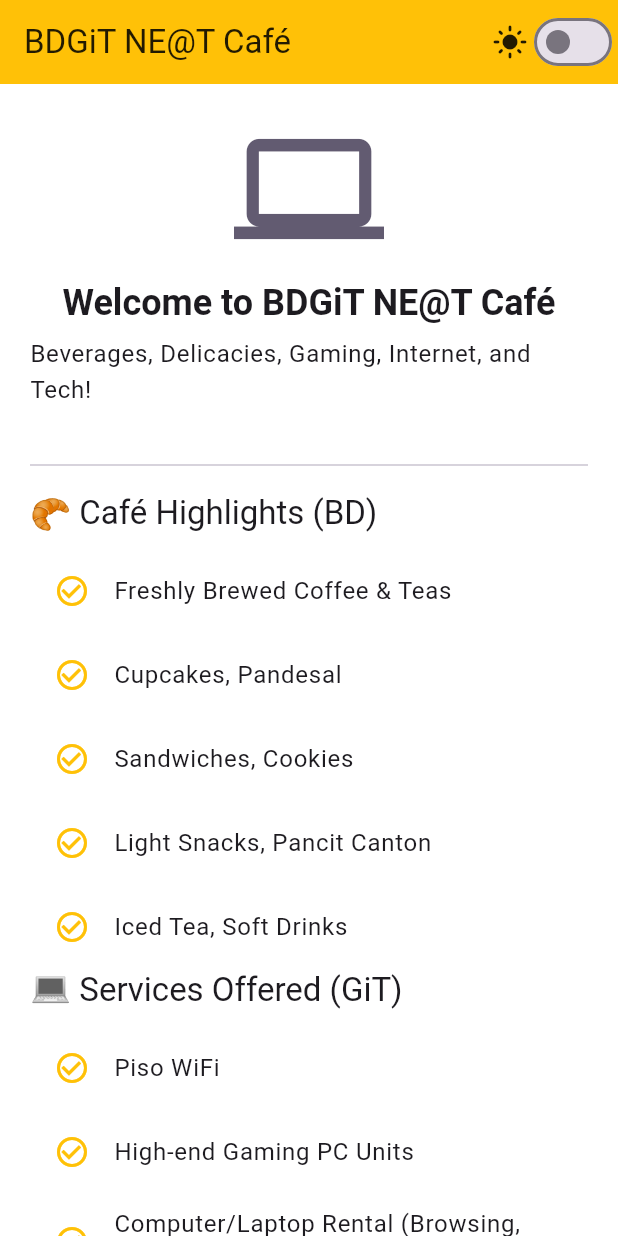
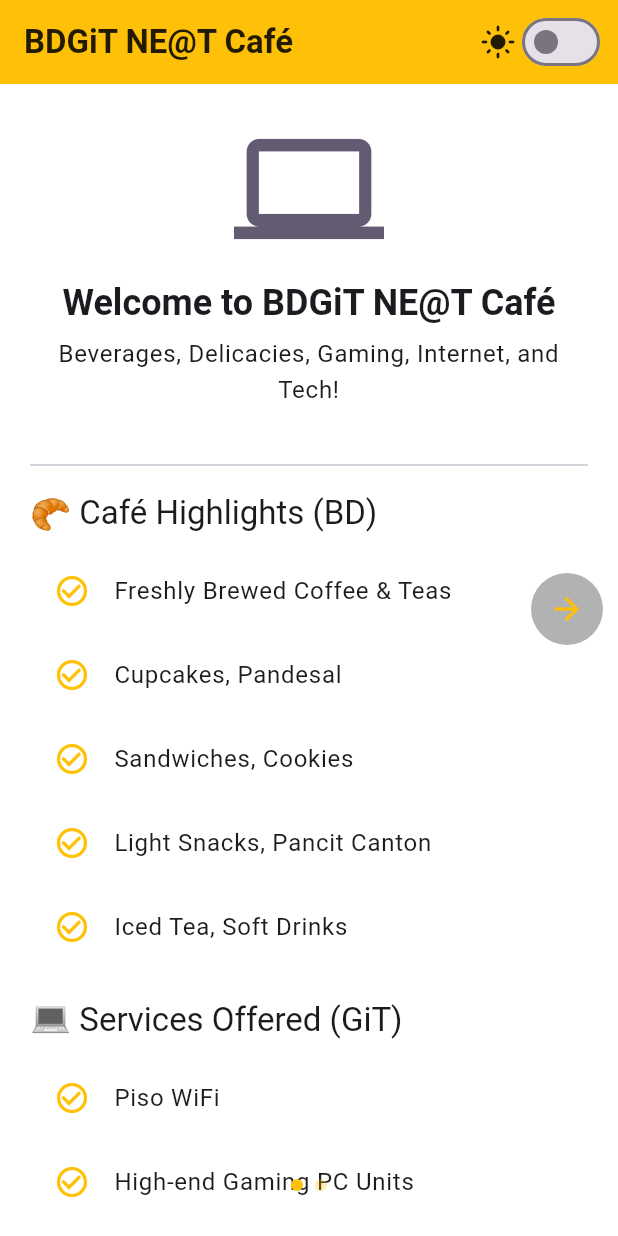
Before and after one commit to Cy2Kin3sis/NetCafeAd, a Flutter app: the screen it shows after launch, on a phone screen of 412 x 824 dp. Run offline on Flutter 3.47's test engine with Material 3 defaults, Android fonts, the phone set to English and light mode, and no system bars; our stand-ins replace shared_preferences.

Commit message:
Reusable AppBar implementation

```diff
--- a/lib/home.dart
+++ b/lib/home.dart
@@ -1,71 +1,79 @@
 import 'package:flutter/material.dart';
+import 'screens.dart';
+import 'widgets.dart';
 
 class BDGiT extends StatefulWidget {
   final Function(bool) onThemeChanged;
   final ThemeMode themeMode;
+
   const BDGiT({super.key, required this.onThemeChanged, required this.themeMode});
 
   @override
   BDGiTState createState() => BDGiTState();
 }
-
 class BDGiTState extends State<BDGiT> {
   final PageController _pageController = PageController();
-
   int _currentPage = 0;
 
+  // Get the list of pages
+  List<Widget> get _pages => [_buildCafeInfoPage(), _buildMeetTheTeamPage()];
+
   void _nextPage() {
-    if (_currentPage < 2) {
+    if (_currentPage < _pages.length - 1) {
       setState(() => _currentPage++);
-      _pageController.animateToPage(_currentPage, duration: const Duration(milliseconds: 300), curve: Curves.easeInOut);
+      _pageController.animateToPage(
+        _currentPage,
+        duration: const Duration(milliseconds: 300),
+        curve: Curves.easeInOut,
+      );
     }
   }
 
   void _previousPage() {
     if (_currentPage > 0) {
       setState(() => _currentPage--);
-      _pageController.animateToPage(_currentPage, duration: const Duration(milliseconds: 300), curve: Curves.easeInOut,
+      _pageController.animateToPage(
+        _currentPage,
+        duration: const Duration(milliseconds: 300),
+        curve: Curves.easeInOut,
       );
     }
   }
 
   @override
-  Widget build(BuildContext context) {
+  void dispose() {
+    _pageController.dispose();
+    super.dispose();
+  }
+
+  Widget _buildCafeInfoPage() {
     final isDark = widget.themeMode == ThemeMode.dark;
-
     return Scaffold(
-      appBar: AppBar(
-        title: const Text('BDGiT NE@T Café'),
-        actions: [
-          Row(
-            children: [
-              Icon(isDark ? Icons.dark_mode : Icons.light_mode),
-              Switch(
-                value: isDark,
-                onChanged: widget.onThemeChanged,
-                activeColor: Colors.amber,
-              ),
-            ],
-          ),
-        ],
-      ),
+      appBar: ToggleBar(title: 'BDGiT NE@T Café', isDark: isDark, themeMode: widget.themeMode, onThemeChanged: widget.onThemeChanged),
       body: ListView(
         padding: const EdgeInsets.all(20),
         children: [
           Center(
             child: Column(
               children: [
-                Icon(Icons.computer, size: 100, color: Theme.of(context).colorScheme.secondary),
+                Icon(
+                  Icons.computer,
+                  size: 100,
+                  color: Theme.of(context).colorScheme.secondary,
+                ),
                 const SizedBox(height: 10),
                 Text(
                   'Welcome to BDGiT NE@T Café',
-                  style: Theme.of(context).textTheme.headlineSmall?.copyWith(fontWeight: FontWeight.bold),
+                  style: Theme.of(context).textTheme.headlineSmall?.copyWith(
+                    fontWeight: FontWeight.bold,
+                  ),
                   textAlign: TextAlign.center,
                 ),
                 const SizedBox(height: 6),
                 Text(
                   'Beverages, Delicacies, Gaming, Internet, and Tech!',
                   style: Theme.of(context).textTheme.bodyLarge,
+                  textAlign: TextAlign.center,
                 ),
               ],
             ),
@@ -73,7 +81,10 @@ class BDGiTState extends State<BDGiT> {
           const SizedBox(height: 30),
           const Divider(thickness: 1),
           const SizedBox(height: 10),
-          Text('🥐 Café Highlights (BD)', style: Theme.of(context).textTheme.titleLarge),
+          Text(
+            '🥐 Café Highlights (BD)',
+            style: Theme.of(context).textTheme.titleLarge,
+          ),
           const SizedBox(height: 10),
           ...[
             'Freshly Brewed Coffee & Teas',
@@ -85,7 +96,11 @@ class BDGiTState extends State<BDGiT> {
             leading: const Icon(Icons.check_circle_outline, color: Colors.amber),
             title: Text(highlight),
           )),
-          Text('💻 Services Offered (GiT)', style: Theme.of(context).textTheme.titleLarge),
+          const SizedBox(height: 20),
+          Text(
+            '💻 Services Offered (GiT)',
+            style: Theme.of(context).textTheme.titleLarge,
+          ),
           const SizedBox(height: 10),
           ...[
             'Piso WiFi',
@@ -99,15 +114,163 @@ class BDGiTState extends State<BDGiT> {
             title: Text(service),
           )),
           const SizedBox(height: 20),
-          Center(
-            child: Text(
-              '📍 Located at: 420 Diamond St., Sigbin Avenue, Biringan\n📞 Call us: 0900 012 3456',
-              style: Theme.of(context).textTheme.bodyMedium,
-              textAlign: TextAlign.center,
+          Card(
+            elevation: 2,
+            child: Padding(
+              padding: const EdgeInsets.all(16),
+              child: Column(
+                children: [
+                  Icon(
+                    Icons.location_on,
+                    color: Colors.amber,
+                    size: 32,
+                  ),
+                  const SizedBox(height: 8),
+                  Text(
+                    'Visit Us',
+                    style: Theme.of(context).textTheme.titleMedium?.copyWith(
+                      fontWeight: FontWeight.bold,
+                    ),
+                  ),
+                  const SizedBox(height: 8),
+                  Text(
+                    '📍 420 Diamond St., Sigbin Avenue, Biringan\n📞 0900 012 3456',
+                    style: Theme.of(context).textTheme.bodyMedium,
+                    textAlign: TextAlign.center,
+                  ),
+                ],
+              ),
             ),
           ),
         ],
       ),
     );
   }
+
+  Widget _buildMeetTheTeamPage() {
+    final isDark = widget.themeMode == ThemeMode.dark;
+    return Scaffold(
+      appBar: ToggleBar(title: 'Meet the Team', isDark: isDark, themeMode: widget.themeMode, onThemeChanged: widget.onThemeChanged),
+      body: ListView.separated(
+        padding: const EdgeInsets.all(16),
+        itemCount: MeetTheTeamScreen.executives.length,
+        separatorBuilder: (context, index) => const SizedBox(height: 12),
+        itemBuilder: (context, index) {
+          final member = MeetTheTeamScreen.executives[index];
+          return Card(
+            elevation: 2,
+            shape: RoundedRectangleBorder(
+              borderRadius: BorderRadius.circular(12),
+            ),
+            child: Padding(
+              padding: const EdgeInsets.all(16),
+              child: Row(
+                crossAxisAlignment: CrossAxisAlignment.start,
+                children: [
+                  CircleAvatar(
+                    radius: 25,
+                    backgroundColor: Colors.amber.withValues(alpha: 0.2),
+                    child: const Icon(
+                      Icons.person,
+                      size: 30,
+                      color: Colors.amber,
+                    ),
+                  ),
+                  const SizedBox(width: 16),
+                  Expanded(
+                    child: Column(
+                      crossAxisAlignment: CrossAxisAlignment.start,
+                      children: [
+                        Text(
+                          member['name']!,
+                          style: Theme.of(context).textTheme.titleMedium?.copyWith(
+                            fontWeight: FontWeight.bold,
+                          ),
+                        ),
+                        const SizedBox(height: 4),
+                        Text(
+                          member['role']!,
+                          style: Theme.of(context).textTheme.bodyMedium,
+                        ),
+                      ],
+                    ),
+                  ),
+                ],
+              ),
+            ),
+          );
+        },
+      ),
+    );
+  }
+
+  @override
+  Widget build(BuildContext context) {
+    return Scaffold(
+      body: Stack(
+        children: [
+          PageView.builder(
+            controller: _pageController,
+            itemCount: _pages.length,
+            onPageChanged: (index) => setState(() => _currentPage = index),
+            itemBuilder: (context, index) => _pages[index],
+          ),
+          // Navigation indicators
+          Positioned(
+            bottom: 30,
+            left: 0,
+            right: 0,
+            child: Row(
+              mainAxisAlignment: MainAxisAlignment.center,
+              children: List.generate(
+                _pages.length,
+                    (index) => Container(
+                  margin: const EdgeInsets.symmetric(horizontal: 4),
+                  width: 8,
+                  height: 8,
+                  decoration: BoxDecoration(
+                    shape: BoxShape.circle,
+                    color: _currentPage == index
+                        ? Colors.amber
+                        : Colors.amber.withAlpha(77),
+                  ),
+                ),
+              ),
+            ),
+          ),
+          // Navigation arrows
+          if (_currentPage > 0)
+            Positioned(
+              left: 10,
+              top: MediaQuery.of(context).size.height / 2 - 30,
+              child: Container(
+                decoration: BoxDecoration(
+                  color: Colors.black.withValues(alpha: 0.3),
+                  shape: BoxShape.circle,
+                ),
+                child: IconButton(
+                  icon: const Icon(Icons.arrow_back, color: Colors.amber),
+                  onPressed: _previousPage,
+                ),
+              ),
+            ),
+          if (_currentPage < _pages.length - 1)
+            Positioned(
+              right: 10,
+              top: MediaQuery.of(context).size.height / 2 - 30,
+              child: Container(
+                decoration: BoxDecoration(
+                  color: Colors.black.withValues(alpha: 0.3),
+                  shape: BoxShape.circle,
+                ),
+                child: IconButton(
+                  icon: const Icon(Icons.arrow_forward, color: Colors.amber),
+                  onPressed: _nextPage,
+                ),
+              ),
+            ),
+        ],
+      ),
+    );
+  }
 }
--- a/lib/widgets.dart
+++ b/lib/widgets.dart
@@ -9,7 +9,7 @@ class ToggleBar extends StatelessWidget implements PreferredSizeWidget {
   @override
   Widget build(BuildContext context) {
     return AppBar(
-      title: Text(title),
+      title: Text(title, style: TextStyle(fontWeight: FontWeight.bold)),
       automaticallyImplyLeading: false,
       actions: [
         Padding(
@@ -25,7 +25,6 @@ class ToggleBar extends StatelessWidget implements PreferredSizeWidget {
       ],
     );
   }
-
   @override
   Size get preferredSize => const Size.fromHeight(kToolbarHeight);
 }
```
